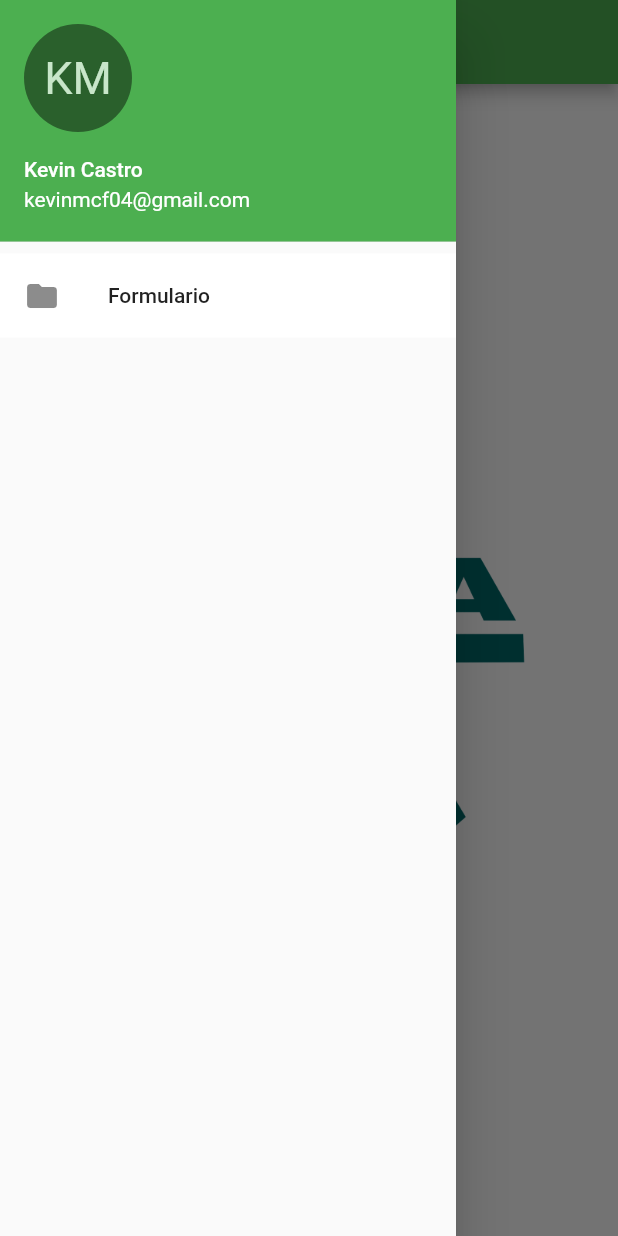
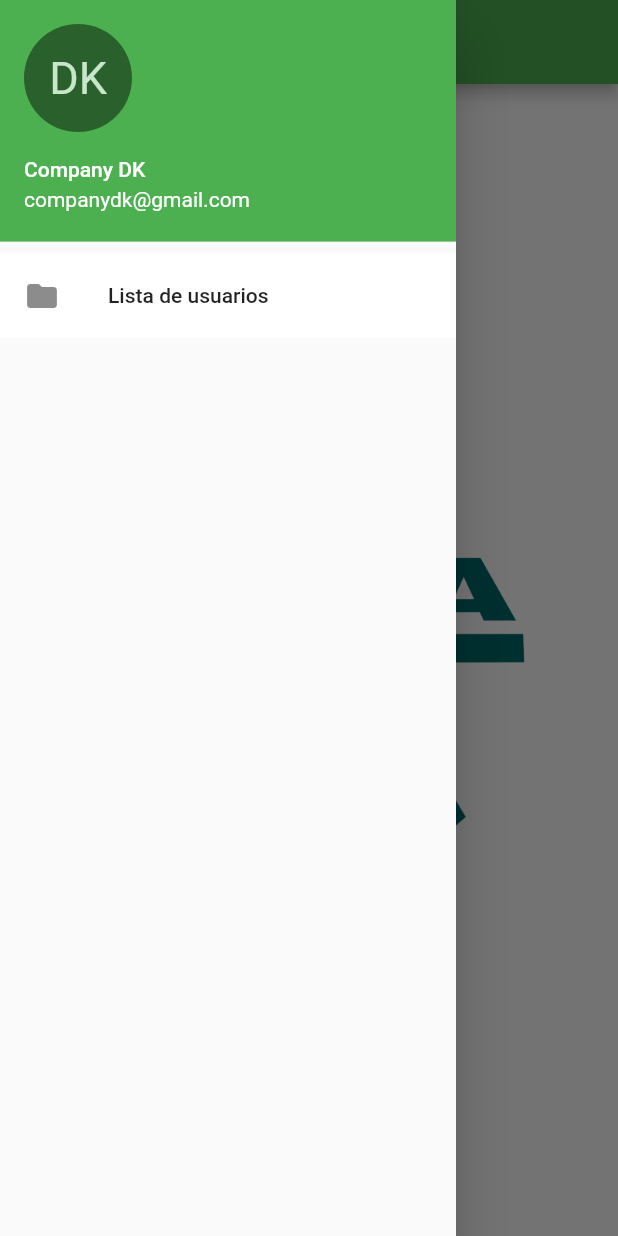
Before and after one commit to CarsOk/userapp-grupo-nn, a Flutter app: the screen it shows after launch, with the side drawer open, on a phone screen of 412 x 824 dp. Run offline on Flutter 3.47's test engine with Material 2 defaults, Android fonts, the light colour scheme and no system bars.

Commit message:
Se le hicieron unos cambios a la pagina principal

```diff
--- a/Front-End/lib/pages/Pagina-Principal.dart
+++ b/Front-End/lib/pages/Pagina-Principal.dart
@@ -37,16 +37,16 @@ class MyHomePage extends StatelessWidget {
           padding: EdgeInsets.zero,
           children: <Widget>[
             UserAccountsDrawerHeader(
-                accountName: Text('Kevin Castro'),
-                accountEmail: Text('kevinmcf04@gmail.com'),
+                accountName: Text('Company DK'),
+                accountEmail: Text('companydk@gmail.com'),
                 decoration: BoxDecoration(color: Colors.green),
                 currentAccountPicture: CircleAvatar(
                     backgroundColor: Colors.black45,
-                    child: Text('KM', style: TextStyle(fontSize: 30.0)))),
+                    child: Text('DK', style: TextStyle(fontSize: 30.0)))),
             Ink(
               color: Colors.white,
               child: (ListTile(
-                  title: Text('Formulario'),
+                  title: Text('Lista de usuarios'),
                   leading: Icon(Icons.folder),
                   onTap: () {
                     Navigator.of(context).pop();
```
